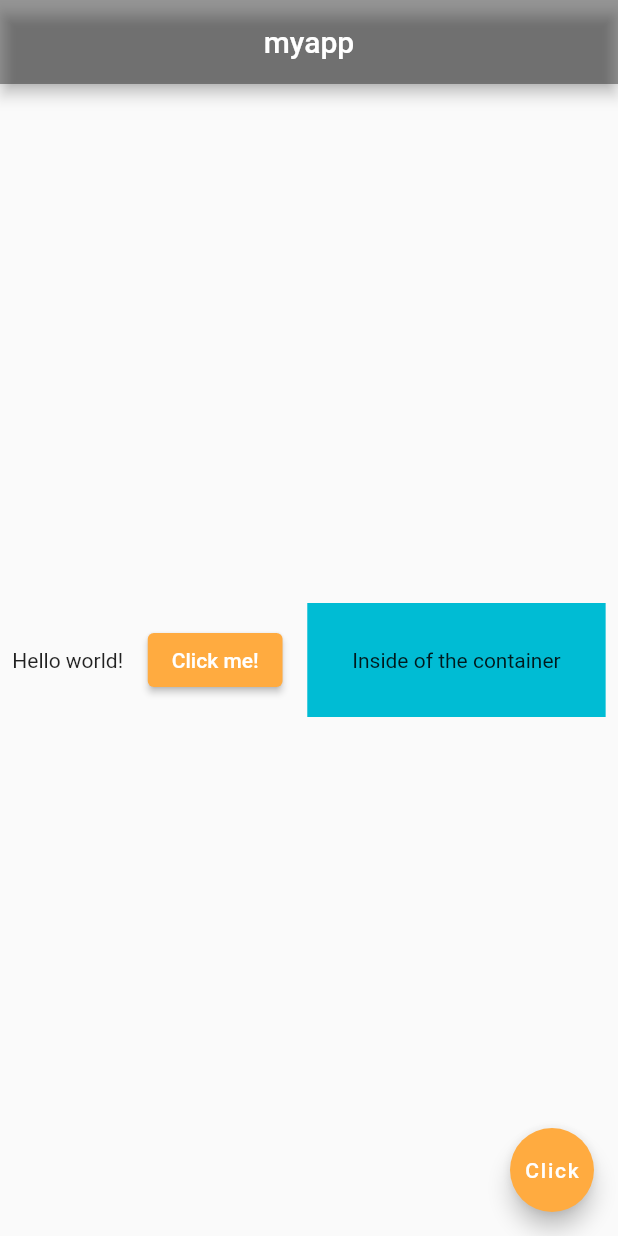
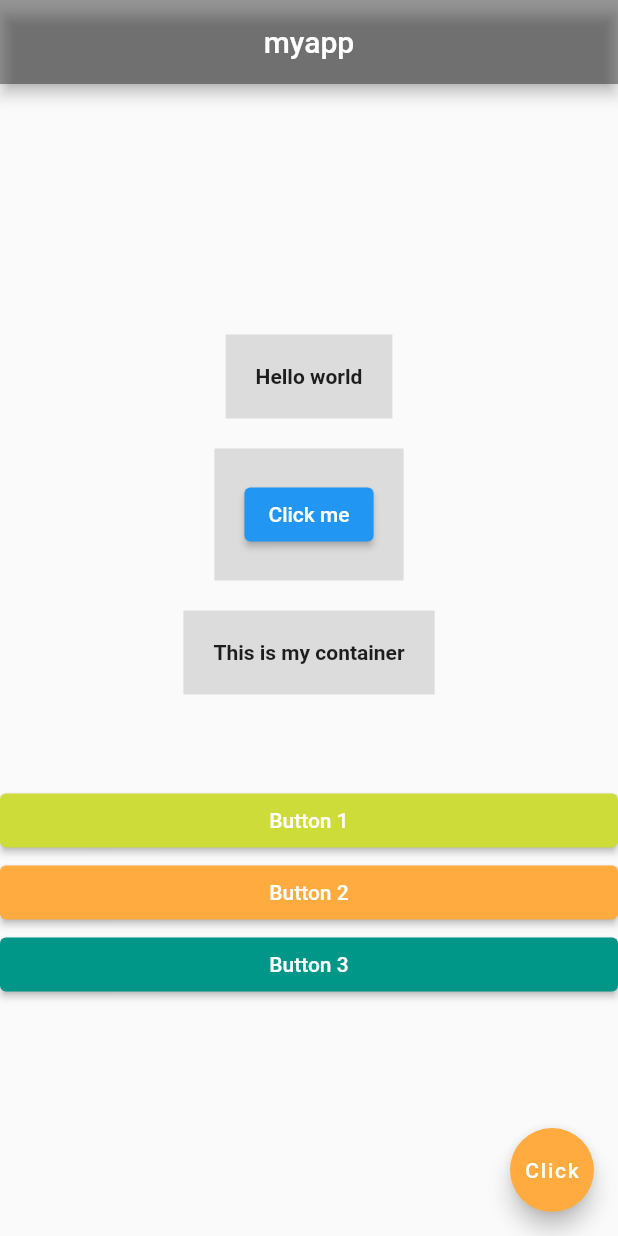
Before and after one commit to flakysob/firstFlutterProject_myapp, a Flutter app: the screen it shows after launch, on a phone screen of 412 x 824 dp. Run offline on Flutter 3.47's test engine with Material 2 defaults, Android fonts, the phone set to English and light mode, and no system bars; missing offline and left inert: dart:html.

Commit message:
End of the Chapter 12 (Columns)

```diff
--- a/lib/main.dart
+++ b/lib/main.dart
@@ -16,23 +16,56 @@ class Home extends StatelessWidget {
       ),
       body: Container(
         alignment: Alignment.center,
-        child: Row(
-          mainAxisAlignment: MainAxisAlignment.spaceAround,
+        child: Column(
+          mainAxisAlignment: MainAxisAlignment.center,
           crossAxisAlignment: CrossAxisAlignment.center,
           children: [
-            Text("Hello world!"),
-            ElevatedButton(
-              onPressed: (){},
-              child: Text("Click me!"),
-              style: ElevatedButton.styleFrom(backgroundColor: Colors.orangeAccent),
+            Container(
+              padding: EdgeInsets.all(20.0),
+              margin: EdgeInsets.all(10.0),
+              color: Colors.black12,
+              child: Text("Hello world", style: TextStyle(fontWeight: FontWeight.bold)),
             ),
             Container(
-              color: Colors.cyan,
-              padding: EdgeInsets.all(30.0),
-              child: Text("Inside of the container"),
+              padding: EdgeInsets.all(20.0),
+              margin: EdgeInsets.all(10.0),
+              color: Colors.black12,
+              child: ElevatedButton(child: Text("Click me"), onPressed: (){},),
+            ),
+            Container(
+              padding: EdgeInsets.all(20.0),
+              margin: EdgeInsets.all(10.0),
+              color: Colors.black12,
+              child: Text("This is my container", style: TextStyle(fontWeight: FontWeight.bold)),
+            ),
+            Container(
+              margin: EdgeInsets.fromLTRB(0, 50.0, 0, 0),
+              width: MediaQuery.of(context).size.width,
+              child: ElevatedButton(
+                onPressed: (){},
+                child: Text("Button 1"),
+                style: ElevatedButton.styleFrom(backgroundColor: Colors.lime),
+              ),
+            ),
+            Container(
+              width: MediaQuery.of(context).size.width,
+              child: ElevatedButton(
+                onPressed: (){},
+                child: Text("Button 2"),
+                style: ElevatedButton.styleFrom(backgroundColor: Colors.orangeAccent),
+              ),
+            ),
+            Container(
+              width: MediaQuery.of(context).size.width,
+              child: ElevatedButton(
+                onPressed: (){},
+                child: Text("Button 3"),
+                style: ElevatedButton.styleFrom(backgroundColor: Colors.teal),
+              ),
             ),
           ],
         ),
+
       ),
       floatingActionButton: FloatingActionButton(
         onPressed: () {},
```
